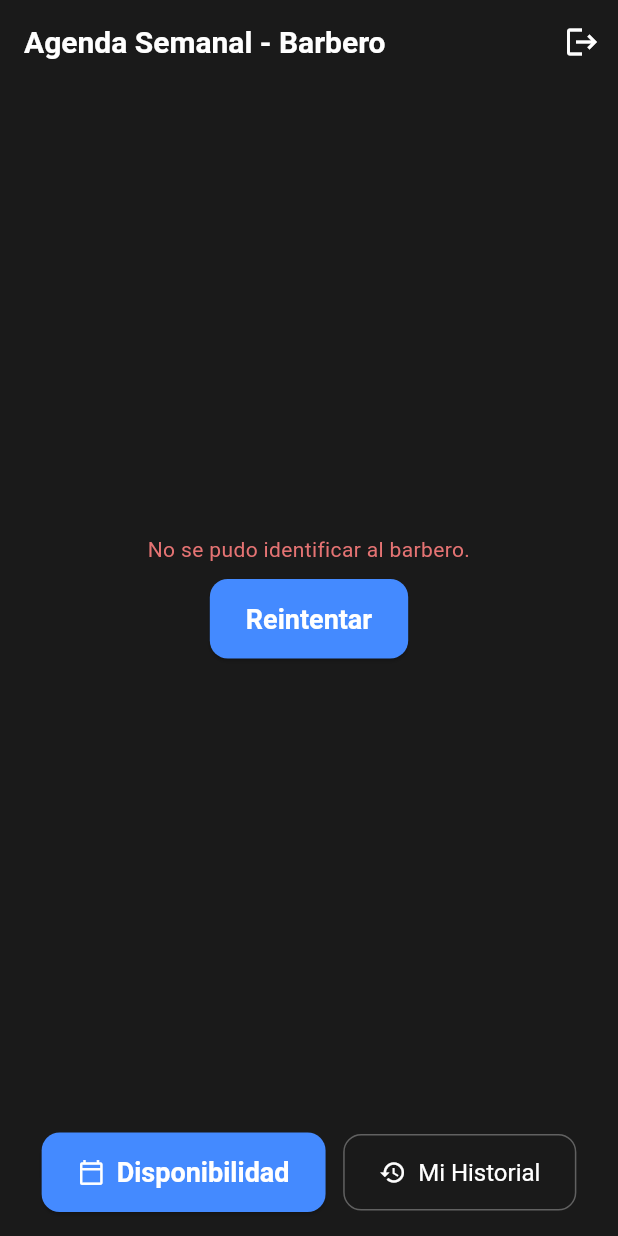
After one commit to JavierCamacho1/barberspot_app, a Flutter app: the BarberHomeScreen screen opened directly, after a tap on "Reintentar", on a phone screen of 412 x 824 dp. The commit adds this screen. Run offline on Flutter 3.47's test engine with Material 3 defaults, Android fonts, the light colour scheme and no system bars; our stand-ins replace google_maps_flutter, shared_preferences; accounts and stored records are empty.

Commit message:
FASE 4: Ver citas asignadas

```diff
--- /dev/null
+++ b/lib/screens/barber_home_screen.dart
@@ -0,0 +1,345 @@
+import 'package:flutter/material.dart';
+import 'package:shared_preferences/shared_preferences.dart';
+import 'package:http/http.dart' as http;
+import 'dart:convert';
+import 'package:intl/intl.dart';
+import 'package:collection/collection.dart'; // Para groupBy
+
+// Asegúrate que la ruta sea correcta
+import 'cita_model.dart';
+import 'login_screen.dart';       // Para cerrar sesión
+
+class BarberHomeScreen extends StatefulWidget {
+  const BarberHomeScreen({super.key});
+
+  @override
+  State<BarberHomeScreen> createState() => _BarberHomeScreenState();
+}
+
+class _BarberHomeScreenState extends State<BarberHomeScreen> {
+  String _barberName = '';
+  int? _barberId;
+
+  // Estados para las citas de la SEMANA
+  List<CitaModel> _citasSemana = []; // <-- Renombrado
+  bool _isLoadingCitas = true;
+  String? _citasError;
+
+  // Formateadores de fecha/hora
+  final DateFormat _headerDateFormat = DateFormat('EEEE d MMM y', 'es_ES'); // Para encabezados de día
+  final DateFormat _timeFormat = DateFormat('h:mm a', 'es_ES');       // Para la hora de la cita
+
+  @override
+  void initState() {
+    super.initState();
+    _loadBarberDataAndFetchCitas();
+  }
+
+  Future<void> _loadBarberDataAndFetchCitas() async {
+    final prefs = await SharedPreferences.getInstance();
+    _barberId = prefs.getInt('user_id'); // El ID del barbero logueado
+    if (!mounted) return;
+    setState(() {
+      _barberName = prefs.getString('user_nombre') ?? 'Barbero';
+      // No necesitamos el nombre de la barbería aquí, pero podríamos cargarlo si quisiéramos
+    });
+
+    if (_barberId != null) {
+      await _fetchCitasSemana(); // <-- Llamamos a la nueva función
+    } else {
+      if (!mounted) return;
+      setState(() {
+        _isLoadingCitas = false;
+        _citasError = "No se pudo identificar al barbero.";
+      });
+    }
+  }
+
+  // --- FUNCIÓN ACTUALIZADA PARA OBTENER CITAS DE LA SEMANA ---
+  Future<void> _fetchCitasSemana() async { // <-- Renombrado
+    if (_barberId == null) return;
+
+    if (!mounted) return;
+    // Mostrar indicador solo si la lista está vacía o hubo error previo
+    if (_citasSemana.isEmpty || _citasError != null) {
+        setState(() {
+        _isLoadingCitas = true;
+        _citasError = null;
+        });
+    }
+
+    // ¡NUEVO ENDPOINT!
+    // Usa 10.0.2.2 si es emulador Android, localhost o 127.0.0.1 para web/físico
+    final String apiUrl = "http://127.0.0.1:8000/barberos/$_barberId/citas/semana";
+
+    try {
+      final response = await http.get(Uri.parse(apiUrl)).timeout(const Duration(seconds: 15));
+
+      if (!mounted) return;
+
+      if (response.statusCode == 200) {
+        final List<dynamic> citasJson = json.decode(utf8.decode(response.bodyBytes));
+        if (!mounted) return;
+        setState(() {
+          _citasSemana = citasJson // <-- Guardamos en la nueva lista
+              .map((json) => CitaModel.fromJson(json))
+              .toList();
+          _isLoadingCitas = false;
+          _citasError = null;
+        });
+      } else {
+         if (!mounted) return;
+        setState(() {
+          _citasError = "Error ${response.statusCode}: No se pudieron cargar las citas.";
+          _isLoadingCitas = false;
+        });
+        print("API Error Citas Semana: ${response.statusCode} - ${response.body}");
+      }
+    } catch (e) {
+      if (!mounted) return;
+      setState(() {
+        _citasError = "Error de conexión al cargar citas: $e";
+        _isLoadingCitas = false;
+      });
+      print("Fetch Citas Semana Error: $e");
+    }
+  }
+  // --- FIN FUNCIÓN ACTUALIZADA ---
+
+  // --- Funciones de Navegación ---
+  Future<void> _logout() async {
+     final prefs = await SharedPreferences.getInstance();
+     await prefs.clear();
+     if (mounted) {
+       Navigator.of(context).pushReplacement(
+         MaterialPageRoute(builder: (context) => const LoginScreen()),
+       );
+     }
+   }
+
+   void _goToHistorialBarbero() {
+     // TODO: Navegar a la pantalla de historial del barbero (FASE 4)
+      if (mounted) {
+        ScaffoldMessenger.of(context).showSnackBar(
+          const SnackBar(content: Text('Pantalla "Historial Barbero" aún no implementada.')),
+        );
+      }
+   }
+
+   void _goToDisponibilidad() {
+      // TODO: Navegar a la pantalla de disponibilidad (FASE 4)
+       if (mounted) {
+         ScaffoldMessenger.of(context).showSnackBar(
+          const SnackBar(content: Text('Pantalla "Disponibilidad" aún no implementada.')),
+        );
+       }
+   }
+
+
+  @override
+  Widget build(BuildContext context) {
+    return Scaffold(
+      appBar: AppBar(
+        title: Text('Agenda Semanal - $_barberName'), // Título cambiado
+        actions: [
+           IconButton( // Botón Logout añadido aquí
+            icon: const Icon(Icons.logout),
+            tooltip: 'Cerrar Sesión',
+            onPressed: _logout,
+          ),
+        ],
+      ),
+      body: Column(
+        children: [
+          // --- Lista de Citas de la Semana ---
+          Expanded(
+            child: _buildCitasSemanaList(), // <-- Llamamos a la nueva función de build
+          ),
+          // --- Botones de Acción para Barbero ---
+          Padding(
+            padding: const EdgeInsets.all(16.0),
+            child: Row(
+              mainAxisAlignment: MainAxisAlignment.spaceEvenly, // Espaciado entre botones
+              children: [
+                ElevatedButton.icon(
+                  icon: const Icon(Icons.calendar_today_outlined),
+                  label: const Text('Disponibilidad'),
+                  onPressed: _goToDisponibilidad,
+                  // Estilo puede venir del tema global en main.dart
+                ),
+                OutlinedButton.icon(
+                  icon: const Icon(Icons.history),
+                  label: const Text('Mi Historial'),
+                  onPressed: _goToHistorialBarbero,
+                   // Estilo puede venir del tema global en main.dart
+                ),
+              ],
+             ),
+          ),
+        ],
+      ),
+    );
+  }
+
+  // --- WIDGET HELPER ACTUALIZADO PARA MOSTRAR LA LISTA AGRUPADA POR DÍA ---
+  Widget _buildCitasSemanaList() { // <-- Renombrado
+    // Estado de carga inicial
+    if (_isLoadingCitas && _citasSemana.isEmpty && _citasError == null) {
+      return const Center(child: CircularProgressIndicator());
+    }
+    // Estado de error inicial
+    if (_citasError != null && _citasSemana.isEmpty) {
+      return Center(
+           child: Column(
+             mainAxisAlignment: MainAxisAlignment.center,
+             children: [
+               Text(_citasError!, textAlign: TextAlign.center, style: TextStyle(color: Colors.red[300])),
+               const SizedBox(height: 10),
+               ElevatedButton(
+                 onPressed: _fetchCitasSemana, // Llama a la función correcta
+                 child: const Text('Reintentar'),
+               )
+             ],
+           ),
+         );
+    }
+     // Estado vacío después de cargar
+    if (_citasSemana.isEmpty && !_isLoadingCitas) {
+       return RefreshIndicator(
+         onRefresh: _fetchCitasSemana, // Llama a la función correcta
+         child: LayoutBuilder( // Necesario para que RefreshIndicator funcione con lista vacía
+              builder: (context, constraints) => SingleChildScrollView(
+                physics: const AlwaysScrollableScrollPhysics(), // Permite scroll para refrescar
+                child: ConstrainedBox(
+                  constraints: BoxConstraints(minHeight: constraints.maxHeight), // Ocupa toda la altura
+                  child: Center(
+                    child: Padding(
+                      padding: const EdgeInsets.all(16.0),
+                      child: Text(
+                        'No tienes citas programadas para esta semana.',
+                         style: TextStyle(fontSize: 16, color: Colors.grey[400]),
+                         textAlign: TextAlign.center,
+                      ),
+                    ),
+                  ),
+                ),
+              ),
+            ),
+       );
+    }
+
+    // --- LÓGICA DE AGRUPACIÓN ---
+    // Agrupamos las citas por día (ignorando la hora)
+    final Map<DateTime, List<CitaModel>> citasAgrupadas = groupBy(
+      _citasSemana,
+      // Usamos toLocal() para agrupar por fecha local, no UTC
+      (CitaModel cita) {
+          final localDate = cita.fechaHora.toLocal();
+          return DateTime(localDate.year, localDate.month, localDate.day);
+      }
+    );
+    // Ordenamos los días
+    final List<DateTime> diasOrdenados = citasAgrupadas.keys.toList()..sort();
+    // --- FIN LÓGICA DE AGRUPACIÓN ---
+
+    // Mostramos la lista agrupada
+    return RefreshIndicator(
+       onRefresh: _fetchCitasSemana, // Llama a la función correcta
+       child: ListView.builder(
+         padding: const EdgeInsets.all(8.0), // Padding exterior
+        // La cantidad de items ahora es la cantidad de DÍAS con citas
+        itemCount: diasOrdenados.length,
+        itemBuilder: (context, indexDia) {
+          final dia = diasOrdenados[indexDia];
+          // Ordenamos las citas de ese día por hora
+          final citasDelDia = citasAgrupadas[dia]!..sort((a, b) => a.fechaHora.compareTo(b.fechaHora));
+
+          // Creamos una columna para cada día
+          return Padding(
+            padding: const EdgeInsets.only(bottom: 16.0),
+            child: Column(
+              crossAxisAlignment: CrossAxisAlignment.start,
+              children: [
+                // Encabezado del Día
+                Padding(
+                  padding: const EdgeInsets.symmetric(horizontal: 8.0, vertical: 8.0),
+                  child: Text(
+                    // Formateamos usando la fecha local
+                    _headerDateFormat.format(dia.toLocal()),
+                    style: TextStyle(fontSize: 18, fontWeight: FontWeight.bold, color: Colors.blueAccent[100]),
+                  ),
+                ),
+                // Lista de Citas para ese Día
+                ListView.builder(
+                  shrinkWrap: true, // Para que funcione dentro de la Column
+                  physics: const NeverScrollableScrollPhysics(), // Deshabilita scroll interno
+                  itemCount: citasDelDia.length,
+                  itemBuilder: (context, indexCita) {
+                    final cita = citasDelDia[indexCita];
+                    // Formateamos la hora usando toLocal()
+                    final horaFormateada = _timeFormat.format(cita.fechaHora.toLocal());
+
+                    return Card(
+                       margin: const EdgeInsets.symmetric(vertical: 4.0, horizontal: 8.0),
+                       color: Colors.grey[850],
+                       shape: RoundedRectangleBorder(borderRadius: BorderRadius.circular(8)),
+                      child: ListTile(
+                         // Mostramos la inicial del CLIENTE
+                        leading: CircleAvatar(
+                            backgroundColor: Theme.of(context).colorScheme.secondaryContainer,
+                            child: Text(
+                                cita.cliente.nombre.isNotEmpty ? cita.cliente.nombre.substring(0, 1).toUpperCase() : '?',
+                                style: TextStyle(color: Theme.of(context).colorScheme.onSecondaryContainer, fontWeight: FontWeight.bold)
+                            ),
+                        ),
+                        title: Text(
+                          cita.servicioAgendado.servicio.nombre, // Servicio
+                          style: const TextStyle(fontWeight: FontWeight.bold),
+                        ),
+                        // Subtítulo: Hora y Nombre del Cliente
+                        subtitle: Text(
+                          '$horaFormateada - ${cita.cliente.nombre}', // Hora local formateada
+                          style: TextStyle(color: Colors.grey[400]),
+                        ),
+                         // Estado de la cita
+                        trailing: Chip(
+                           label: Text(cita.estado, style: const TextStyle(fontSize: 12, fontWeight: FontWeight.w500)),
+                           backgroundColor: _getStatusColor(cita.estado).withOpacity(0.2),
+                           labelStyle: TextStyle(color: _getStatusColor(cita.estado)),
+                           padding: const EdgeInsets.symmetric(horizontal: 8, vertical: 2),
+                           shape: RoundedRectangleBorder(borderRadius: BorderRadius.circular(15)),
+                           side: BorderSide.none,
+                         ),
+                        onTap: () {
+                          // TODO: Ir a detalles de la cita (marcar como completada?)
+                           print('Tapped cita barbero ID: ${cita.id}');
+                           if (mounted) {
+                             ScaffoldMessenger.of(context).showSnackBar(
+                               SnackBar(content: Text('Acciones para cita ${cita.id} aún no implementadas.')),
+                             );
+                           }
+                        },
+                      ),
+                    );
+                  },
+                ),
+              ],
+            ),
+          );
+        },
+      ),
+    );
+  }
+   // --- FIN WIDGET HELPER ACTUALIZADO ---
+
+   // Helper para color de estado (igual que en ClientHomeScreen)
+   Color _getStatusColor(String status) {
+     switch (status.toLowerCase()) {
+       case 'pendiente': return Colors.orangeAccent;
+       case 'confirmada': return Colors.blueAccent;
+       case 'completada': return Colors.green;
+       case 'cancelada': return Colors.redAccent;
+       default: return Colors.grey;
+     }
+   }
+}
```
Also changed, not shown: lib/screens/login_screen.dart (+36 -27 lines), lib/screens/splash_screen.dart (+20 -11 lines).
